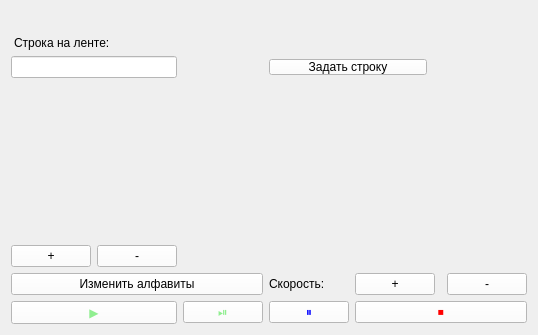
Before: the Qt Designer form turingmachine.ui in ilya2008g/turing_machine, drawn with Qt 5.
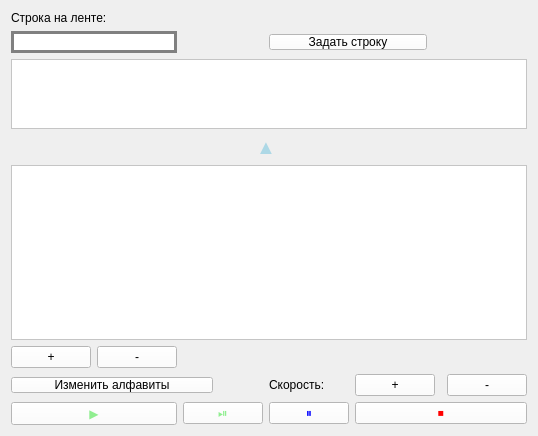
After: the same form once the commit is applied.

Commit message: added table, state controls, basic skeleton for tape and a head, added checks for unwanted symbols in a str

The edit to the form file:
```diff
--- a/turingmachine.ui
+++ b/turingmachine.ui
@@ -6,8 +6,8 @@
    <rect>
     <x>0</x>
     <y>0</y>
-    <width>445</width>
-    <height>335</height>
+    <width>534</width>
+    <height>436</height>
    </rect>
   </property>
   <property name="windowTitle">
@@ -16,9 +16,9 @@
   <property name="styleSheet">
    <string notr="true">margin</string>
   </property>
-  <layout class="QGridLayout" name="gridLayout" rowstretch="0,0,0,0,0,1,0,0,0">
-   <item row="8" column="2">
-    <widget class="QPushButton" name="pushButton_9">
+  <layout class="QGridLayout" name="gridLayout" rowstretch="0,0,0,0,0,1,0,0,0,0,0,0">
+   <item row="11" column="2">
+    <widget class="QPushButton" name="switch_state">
      <property name="styleSheet">
       <string notr="true">color: lightgreen;
 background-color: white;</string>
@@ -28,77 +28,8 @@
      </property>
     </widget>
    </item>
-   <item row="6" column="0">
-    <widget class="QPushButton" name="pushButton_2">
-     <property name="styleSheet">
-      <string notr="true">
-background-color: white;
-color: black;</string>
-     </property>
-     <property name="text">
-      <string>+</string>
-     </property>
-    </widget>
-   </item>
-   <item row="6" column="1">
-    <widget class="QPushButton" name="pushButton_3">
-     <property name="styleSheet">
-      <string notr="true">
-background-color: white;
-color: black;</string>
-     </property>
-     <property name="text">
-      <string>-</string>
-     </property>
-    </widget>
-   </item>
-   <item row="7" column="3">
-    <widget class="QLabel" name="label_2">
-     <property name="styleSheet">
-      <string notr="true">color: black;</string>
-     </property>
-     <property name="text">
-      <string>Скорость:</string>
-     </property>
-    </widget>
-   </item>
-   <item row="7" column="4">
-    <widget class="QPushButton" name="pushButton_4">
-     <property name="styleSheet">
-      <string notr="true">
-background-color: white;
-color: black;</string>
-     </property>
-     <property name="text">
-      <string>+</string>
-     </property>
-    </widget>
-   </item>
-   <item row="7" column="6">
-    <widget class="QPushButton" name="pushButton_5">
-     <property name="styleSheet">
-      <string notr="true">
-background-color: white;
-color: black;</string>
-     </property>
-     <property name="text">
-      <string>-</string>
-     </property>
-    </widget>
-   </item>
-   <item row="8" column="0" colspan="2">
-    <widget class="QPushButton" name="pushButton_7">
-     <property name="styleSheet">
-      <string notr="true">color: lightgreen;
-background-color: white;</string>
-     </property>
-     <property name="text">
-      <string>▶</string>
-     </property>
-    </widget>
-   </item>
-   <item row="8" column="3">
-    <widget class="QPushButton" name="pushButton_10">
+   <item row="11" column="3">
+    <widget class="QPushButton" name="pause">
      <property name="styleSheet">
       <string notr="true">color: blue;
 background-color: white;</string>
@@ -108,31 +39,15 @@
      </property>
     </widget>
    </item>
-   <item row="8" column="4" colspan="3">
-    <widget class="QPushButton" name="pushButton_8">
+   <item row="8" column="0">
+    <widget class="QPushButton" name="add_state">
      <property name="styleSheet">
-      <string notr="true">color: red;
-background-color: white;</string>
-     </property>
-     <property name="text">
-      <string>⏹</string>
-     </property>
-    </widget>
-   </item>
-   <item row="0" column="0" colspan="3">
-    <widget class="QLabel" name="label">
-     <property name="sizePolicy">
-      <sizepolicy hsizetype="Fixed" vsizetype="Fixed">
-       <horstretch>0</horstretch>
-       <verstretch>0</verstretch>
-      </sizepolicy>
-     </property>
-     <property name="styleSheet">
-      <string notr="true">margin-top: 25px;
+      <string notr="true">
+background-color: white;
 color: black;</string>
      </property>
      <property name="text">
-      <string>Строка на ленте:</string>
+      <string>+</string>
      </property>
     </widget>
    </item>
@@ -141,10 +56,39 @@
      <property name="styleSheet">
       <string notr="true">background-color: white;
 color: black;
+border: 3px solid gray;
 </string>
      </property>
     </widget>
    </item>
+   <item row="9" column="3">
+    <widget class="QLabel" name="label_2">
+     <property name="sizePolicy">
+      <sizepolicy hsizetype="Fixed" vsizetype="Fixed">
+       <horstretch>0</horstretch>
+       <verstretch>0</verstretch>
+      </sizepolicy>
+     </property>
+     <property name="styleSheet">
+      <string notr="true">color: black;
+</string>
+     </property>
+     <property name="text">
+      <string>Скорость:</string>
+     </property>
+    </widget>
+   </item>
+   <item row="11" column="4" colspan="3">
+    <widget class="QPushButton" name="stop">
+     <property name="styleSheet">
+      <string notr="true">color: red;
+background-color: white;</string>
+     </property>
+     <property name="text">
+      <string>⏹</string>
+     </property>
+    </widget>
+   </item>
    <item row="1" column="3" colspan="4">
     <widget class="QPushButton" name="pushButton">
      <property name="styleSheet">
@@ -157,10 +101,39 @@
      </property>
     </widget>
    </item>
-   <item row="7" column="0" colspan="3">
-    <widget class="QPushButton" name="pushButton_6">
+   <item row="7" column="0" colspan="7">
+    <widget class="QTableWidget" name="table">
+     <property name="styleSheet">
+      <string notr="true">background-color: white;
+color: black;</string>
+     </property>
+    </widget>
+   </item>
+   <item row="5" column="0" colspan="7">
+    <widget class="QTableWidget" name="tape">
+     <property name="sizePolicy">
+      <sizepolicy hsizetype="Expanding" vsizetype="Fixed">
+       <horstretch>0</horstretch>
+       <verstretch>0</verstretch>
+      </sizepolicy>
+     </property>
+     <property name="maximumSize">
+      <size>
+       <width>16777215</width>
+       <height>70</height>
+      </size>
+     </property>
      <property name="styleSheet">
       <string notr="true">
+background-color: white;
+color: black;</string>
+     </property>
+    </widget>
+   </item>
+   <item row="9" column="0" colspan="3">
+    <widget class="QPushButton" name="change_alph">
+     <property name="styleSheet">
+      <string notr="true">margin-right: 50px;
 background-color: white;
 color: black;</string>
      </property>
@@ -169,6 +142,91 @@
      </property>
     </widget>
    </item>
+   <item row="8" column="1">
+    <widget class="QPushButton" name="del_state">
+     <property name="styleSheet">
+      <string notr="true">
+background-color: white;
+color: black;</string>
+     </property>
+     <property name="text">
+      <string>-</string>
+     </property>
+    </widget>
+   </item>
+   <item row="9" column="4">
+    <widget class="QPushButton" name="inc_speed">
+     <property name="styleSheet">
+      <string notr="true">
+background-color: white;
+color: black;</string>
+     </property>
+     <property name="text">
+      <string>+</string>
+     </property>
+    </widget>
+   </item>
+   <item row="11" column="0" colspan="2">
+    <widget class="QPushButton" name="play">
+     <property name="styleSheet">
+      <string notr="true">color: lightgreen;
+background-color: white;</string>
+     </property>
+     <property name="text">
+      <string>▶</string>
+     </property>
+    </widget>
+   </item>
+   <item row="0" column="0" colspan="2">
+    <widget class="QLabel" name="label">
+     <property name="sizePolicy">
+      <sizepolicy hsizetype="Fixed" vsizetype="Fixed">
+       <horstretch>0</horstretch>
+       <verstretch>0</verstretch>
+      </sizepolicy>
+     </property>
+     <property name="styleSheet">
+      <string notr="true">color: black;</string>
+     </property>
+     <property name="text">
+      <string>Строка на ленте:</string>
+     </property>
+    </widget>
+   </item>
+   <item row="9" column="6">
+    <widget class="QPushButton" name="dec_speed">
+     <property name="styleSheet">
+      <string notr="true">
+background-color: white;
+color: black;</string>
+     </property>
+     <property name="text">
+      <string>-</string>
+     </property>
+    </widget>
+   </item>
+   <item row="6" column="2" colspan="2">
+    <widget class="QLabel" name="head">
+     <property name="font">
+      <font>
+       <pointsize>15</pointsize>
+      </font>
+     </property>
+     <property name="layoutDirection">
+      <enum>Qt::RightToLeft</enum>
+     </property>
+     <property name="styleSheet">
+      <string notr="true">color: lightblue;
+</string>
+     </property>
+     <property name="text">
+      <string>▲</string>
+     </property>
+     <property name="alignment">
+      <set>Qt::AlignCenter</set>
+     </property>
+    </widget>
+   </item>
   </layout>
  </widget>
  <resources/>
```
Left out of the diff: 6 changed lines with no effect on the pictures. The commit also changes 3 other files.
